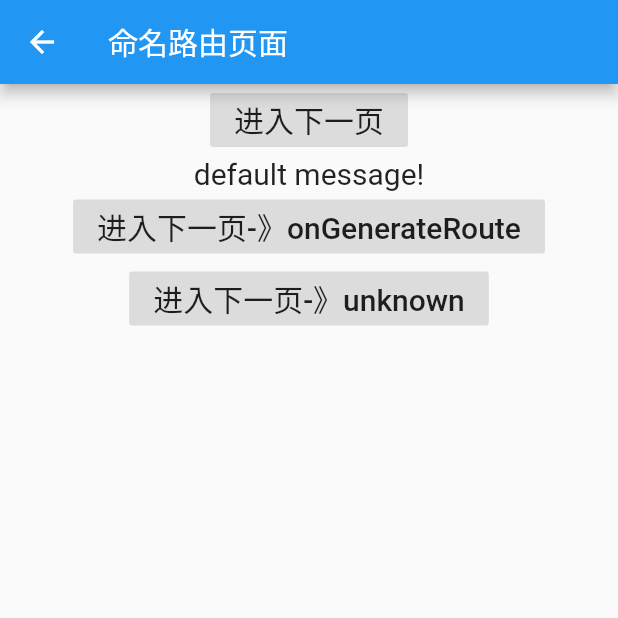
After one commit to 1ikeSmi1e/MyFirstFlutter, a Flutter app: the NamedRoutePage screen opened directly, on a phone screen of 412 x 824 dp, the top half of it. The commit adds this screen. Run offline on Flutter 3.47's test engine with Material 2 defaults, Android fonts, the phone set to English and light mode, and no system bars; our stand-ins replace dio, event_bus.

Commit message:
1. 添加手势识别demo 2. 添加event_bus事件实现跨组件传递数据更改 3. 添加页面路由跳转demo，包括页面传值功能

```diff
--- /dev/null
+++ b/douban/lib/page_skip/named_route.dart
@@ -0,0 +1,78 @@
+import 'package:flutter/material.dart';
+
+import 'detail_page.dart';
+import 'generate_route.dart';
+
+class NamedRoutePage extends StatefulWidget {
+  static const routeName = '/NamedRoutePage';
+  NamedRoutePage({Key key, this.title}) : super(key: key);
+  final String title;
+
+  @override
+  _NamedRoutePageState createState() => _NamedRoutePageState();
+}
+
+class _NamedRoutePageState extends State<NamedRoutePage> {
+  var _message = 'default message!';
+  @override
+  void initState(){
+    super.initState();
+  }
+
+  @override
+  Widget build(BuildContext context) {
+    return Scaffold(
+      appBar: AppBar(
+        title: Text(widget.title),
+      ),
+      body: Center(
+        child: Column(
+          // mainAxisAlignment: MainAxisAlignment.center,
+          children: [
+            FlatButton(
+              child: Text('进入下一页', style: TextStyle(fontSize: 20), ),
+              color: Colors.black12,
+              onPressed: (){
+                final result = Navigator.of(context).pushNamed(RouteDetailPage.routeName, arguments: 'NamedRoutePage to detail');
+                result.then((value){
+                  print('RouteDetailPage--pop--->$value');
+                  setState(() {
+                    _message = value ?? 'null';
+                  });
+                });
+              },
+            ),
+            Text(_message, style: TextStyle(fontSize: 20),),
+
+            FlatButton(
+              child: Text('进入下一页-》onGenerateRoute', style: TextStyle(fontSize: 20), ),
+              color: Colors.black12,
+              onPressed: (){
+                final result = Navigator.of(context).pushNamed(GenerateRoutePage.routeName, arguments: 'NamedRoutePage to detail');
+                result.then((value){
+                  print('RouteDetailPage--pop--->$value');
+                  setState(() {
+                    _message = value ?? 'null';
+                  });
+                });
+              },
+            ),
+            FlatButton(
+              child: Text('进入下一页-》unknown', style: TextStyle(fontSize: 20), ),
+              color: Colors.black12,
+              onPressed: (){
+                final result = Navigator.of(context).pushNamed('unknown', arguments: 'NamedRoutePage to unknown');
+                result.then((value){
+                  print('RouteDetailPage--pop--->$value');
+                  setState(() {
+                    _message = value ?? 'null';
+                  });
+                });
+              },
+            ),
+          ],
+        ),
+      ),
+    );
+  }
+}
--- a/douban/pubspec.yaml
+++ b/douban/pubspec.yaml
@@ -25,6 +25,8 @@ dependencies:
   cupertino_icons: ^0.1.2
   dio: 3.0.10 #latest version
   provider: ^4.0.0
+  event_bus: ^1.1.1
+
   flutter_localizations:
     sdk: flutter
 
```
Also changed, not shown: douban/lib/douban/mall/provider_mothod.dart (+8 -10 lines), douban/lib/gesture/eventbus_usage.dart (added, +59 -0 lines), douban/lib/gesture/gesture_detector.dart (added, +100 -0 lines), douban/lib/main2.dart (+29 -2 lines), douban/lib/page_skip/detail_page.dart (added, +68 -0 lines), douban/lib/page_skip/generate_route.dart (added, +30 -0 lines), douban/lib/page_skip/route.dart (added, +53 -0 lines), douban/lib/page_skip/unknown_page.dart (added, +28 -0 lines), douban/pubspec.lock.
